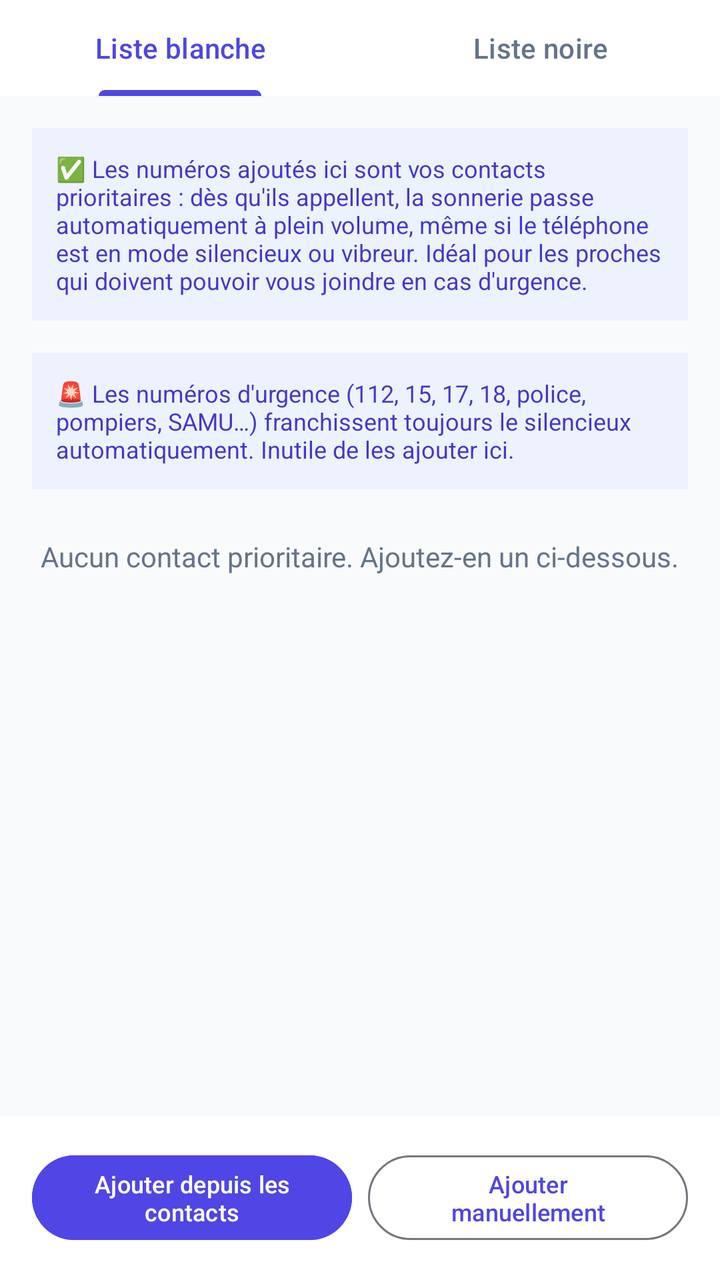
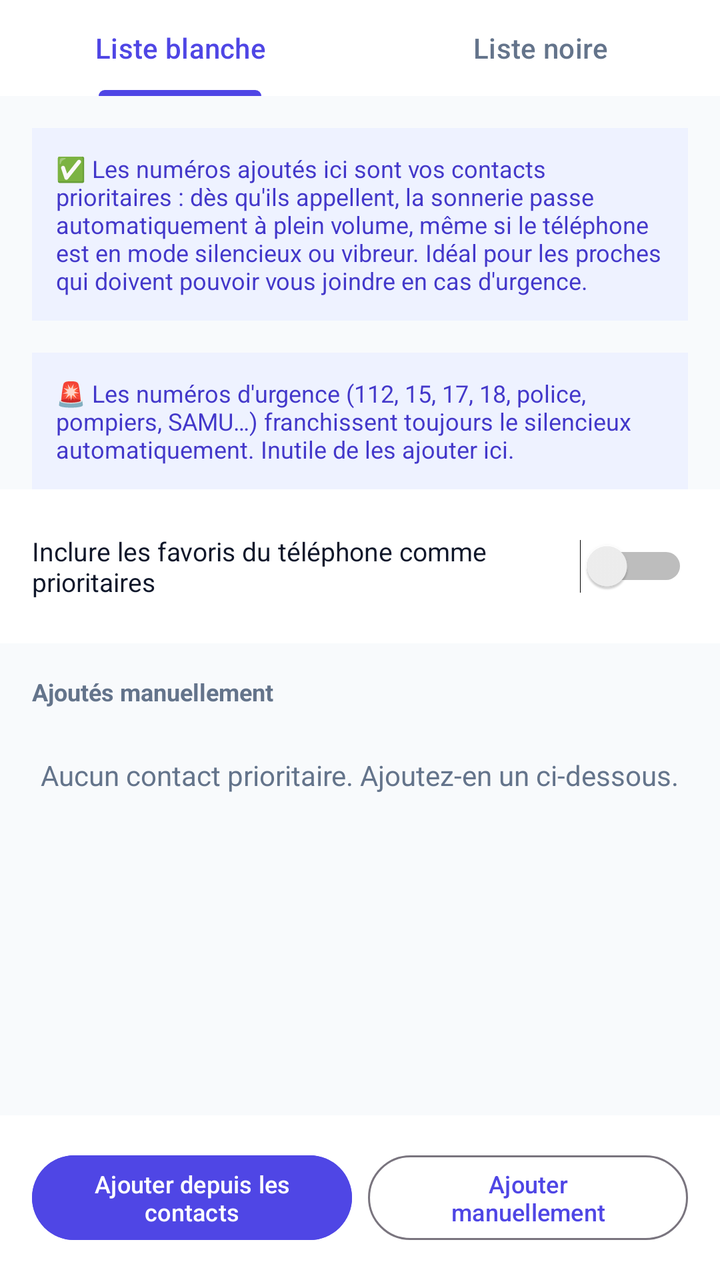

Compare the two renders of this Android layout. The source of the first and the diff that turns it into the second are given below.
<!-- AndroidManifest.xml: activity theme Theme.UrgentCallGuard -->
<!-- res/layout/activity_lists.xml -->
<?xml version="1.0" encoding="utf-8"?>
<LinearLayout xmlns:android="http://schemas.android.com/apk/res/android"
    xmlns:app="http://schemas.android.com/apk/res-auto"
    android:layout_width="match_parent"
    android:layout_height="match_parent"
    android:background="@color/slate_50"
    android:orientation="vertical">

    <com.google.android.material.tabs.TabLayout
        android:id="@+id/listsTabLayout"
        android:layout_width="match_parent"
        android:layout_height="wrap_content"
        android:background="@color/white"
        app:tabIndicatorColor="@color/indigo_600"
        app:tabSelectedTextColor="@color/indigo_600"
        app:tabTextColor="@color/slate_500">

        <com.google.android.material.tabs.TabItem
            android:id="@+id/tabWhitelist"
            android:layout_width="wrap_content"
            android:layout_height="wrap_content"
            android:text="@string/nav_whitelist_button" />

        <com.google.android.material.tabs.TabItem
            android:id="@+id/tabBlacklist"
            android:layout_width="wrap_content"
            android:layout_height="wrap_content"
            android:text="@string/nav_blacklist_button" />

    </com.google.android.material.tabs.TabLayout>

    <FrameLayout
        android:layout_width="match_parent"
        android:layout_height="0dp"
        android:layout_weight="1">

        
        <androidx.constraintlayout.widget.ConstraintLayout
            android:id="@+id/whitelistTabContent"
            android:layout_width="match_parent"
            android:layout_height="match_parent">

            <TextView
                android:id="@+id/whitelistNotice"
                android:layout_width="match_parent"
                android:layout_height="wrap_content"
                android:layout_marginStart="16dp"
                android:layout_marginTop="16dp"
                android:layout_marginEnd="16dp"
                android:background="@color/indigo_50"
                android:padding="12dp"
                android:text="@string/whitelist_notice"
                android:textColor="@color/indigo_700"
                android:textSize="12sp"
                app:layout_constraintEnd_toEndOf="parent"
                app:layout_constraintStart_toStartOf="parent"
                app:layout_constraintTop_toTopOf="parent" />

            <TextView
                android:id="@+id/emergencyNumbersNotice"
                android:layout_width="match_parent"
                android:layout_height="wrap_content"
                android:layout_margin="16dp"
                android:background="@color/indigo_50"
                android:padding="12dp"
                android:text="@string/emergency_numbers_notice"
                android:textColor="@color/indigo_700"
                android:textSize="12sp"
                app:layout_constraintEnd_toEndOf="parent"
                app:layout_constraintStart_toStartOf="parent"
                app:layout_constraintTop_toBottomOf="@id/whitelistNotice" />

            <TextView
                android:id="@+id/whitelistEmptyText"
                android:layout_width="wrap_content"
                android:layout_height="wrap_content"
                android:layout_margin="24dp"
                android:text="@string/whitelist_empty"
                android:textColor="@color/slate_500"
                android:textSize="14sp"
                app:layout_constraintEnd_toEndOf="parent"
                app:layout_constraintStart_toStartOf="parent"
                app:layout_constraintTop_toBottomOf="@id/emergencyNumbersNotice" />

            <androidx.recyclerview.widget.RecyclerView
                android:id="@+id/whitelistRecyclerView"
                android:layout_width="match_parent"
                android:layout_height="0dp"
                android:clipToPadding="false"
                android:padding="16dp"
                app:layout_constraintBottom_toTopOf="@id/whitelistActionsBar"
                app:layout_constraintEnd_toEndOf="parent"
                app:layout_constraintStart_toStartOf="parent"
                app:layout_constraintTop_toBottomOf="@id/emergencyNumbersNotice" />

            <LinearLayout
                android:id="@+id/whitelistActionsBar"
                android:layout_width="match_parent"
                android:layout_height="wrap_content"
                android:background="@color/white"
                android:orientation="horizontal"
                android:padding="16dp"
                app:layout_constraintBottom_toBottomOf="parent">

                <com.google.android.material.button.MaterialButton
                    android:id="@+id/addFromContactsButton"
                    style="@style/Widget.Material3.Button"
                    android:layout_width="0dp"
                    android:layout_height="wrap_content"
                    android:layout_marginEnd="8dp"
                    android:layout_weight="1"
                    android:backgroundTint="@color/indigo_600"
                    android:text="@string/whitelist_add_from_contacts_button"
                    android:textSize="12sp" />

                <com.google.android.material.button.MaterialButton
                    android:id="@+id/addContactButton"
                    style="@style/Widget.Material3.Button.OutlinedButton"
                    android:layout_width="0dp"
                    android:layout_height="wrap_content"
                    android:layout_weight="1"
                    android:text="@string/whitelist_add_manual_button"
                    android:textSize="12sp" />
            </LinearLayout>

        </androidx.constraintlayout.widget.ConstraintLayout>

        
        <androidx.constraintlayout.widget.ConstraintLayout
            android:id="@+id/blacklistTabContent"
            android:layout_width="match_parent"
            android:layout_height="match_parent"
            android:visibility="gone">

            <TextView
                android:id="@+id/blacklistNotice"
                android:layout_width="match_parent"
                android:layout_height="wrap_content"
                android:layout_margin="16dp"
                android:background="@color/indigo_50"
                android:padding="12dp"
                android:text="@string/blacklist_notice"
                android:textColor="@color/indigo_700"
                android:textSize="12sp"
                app:layout_constraintEnd_toEndOf="parent"
                app:layout_constraintStart_toStartOf="parent"
                app:layout_constraintTop_toTopOf="parent" />

            <LinearLayout
                android:id="@+id/optionsCard"
                android:layout_width="match_parent"
                android:layout_height="wrap_content"
                android:background="@color/white"
                android:orientation="vertical"
                android:padding="16dp"
                app:layout_constraintTop_toBottomOf="@id/blacklistNotice">

                <LinearLayout
                    android:layout_width="match_parent"
                    android:layout_height="wrap_content"
                    android:gravity="center_vertical"
                    android:orientation="horizontal"
                    android:paddingTop="6dp"
                    android:paddingBottom="6dp">

                    <TextView
                        android:layout_width="0dp"
                        android:layout_height="wrap_content"
                        android:layout_weight="1"
                        android:text="@string/blacklist_block_hidden_label"
                        android:textColor="@color/slate_900"
                        android:textSize="13sp" />

                    <Switch
                        android:id="@+id/blockHiddenSwitch"
                        android:layout_width="wrap_content"
                        android:layout_height="wrap_content" />
                </LinearLayout>

                <LinearLayout
                    android:layout_width="match_parent"
                    android:layout_height="wrap_content"
                    android:gravity="center_vertical"
                    android:orientation="horizontal"
                    android:paddingTop="6dp"
                    android:paddingBottom="6dp">

                    <TextView
                        android:layout_width="0dp"
                        android:layout_height="wrap_content"
                        android:layout_weight="1"
                        android:text="@string/blacklist_block_unknown_label"
                        android:textColor="@color/slate_900"
                        android:textSize="13sp" />

                    <Switch
                        android:id="@+id/blockUnknownSwitch"
                        android:layout_width="wrap_content"
                        android:layout_height="wrap_content" />
                </LinearLayout>

            </LinearLayout>

            <TextView
                android:id="@+id/blacklistSectionLabel"
                android:layout_width="wrap_content"
                android:layout_height="wrap_content"
                android:layout_margin="16dp"
                android:text="@string/blacklist_manual_section"
                android:textColor="@color/slate_500"
                android:textSize="12sp"
                android:textStyle="bold"
                app:layout_constraintStart_toStartOf="parent"
                app:layout_constraintTop_toBottomOf="@id/optionsCard" />

            <TextView
                android:id="@+id/blacklistEmptyText"
                android:layout_width="wrap_content"
                android:layout_height="wrap_content"
                android:layout_margin="24dp"
                android:text="@string/blacklist_empty"
                android:textColor="@color/slate_500"
                android:textSize="14sp"
                app:layout_constraintEnd_toEndOf="parent"
                app:layout_constraintStart_toStartOf="parent"
                app:layout_constraintTop_toBottomOf="@id/blacklistSectionLabel" />

            <androidx.recyclerview.widget.RecyclerView
                android:id="@+id/blacklistRecyclerView"
                android:layout_width="match_parent"
                android:layout_height="0dp"
                android:clipToPadding="false"
                android:paddingStart="16dp"
                android:paddingEnd="16dp"
                app:layout_constraintBottom_toTopOf="@id/blacklistActionsBar"
                app:layout_constraintEnd_toEndOf="parent"
                app:layout_constraintStart_toStartOf="parent"
                app:layout_constraintTop_toBottomOf="@id/blacklistSectionLabel" />

            <LinearLayout
                android:id="@+id/blacklistActionsBar"
                android:layout_width="match_parent"
                android:layout_height="wrap_content"
                android:background="@color/white"
                android:orientation="horizontal"
                android:padding="16dp"
                app:layout_constraintBottom_toBottomOf="parent">

                <com.google.android.material.button.MaterialButton
                    android:id="@+id/blacklistAddFromContactsButton"
                    style="@style/Widget.Material3.Button"
                    android:layout_width="0dp"
                    android:layout_height="wrap_content"
                    android:layout_marginEnd="8dp"
                    android:layout_weight="1"
                    android:backgroundTint="@color/slate_900"
                    android:text="@string/whitelist_add_from_contacts_button"
                    android:textSize="12sp" />

                <com.google.android.material.button.MaterialButton
                    android:id="@+id/blacklistAddButton"
                    style="@style/Widget.Material3.Button.OutlinedButton"
                    android:layout_width="0dp"
                    android:layout_height="wrap_content"
                    android:layout_weight="1"
                    android:text="@string/whitelist_add_manual_button"
                    android:textSize="12sp" />
            </LinearLayout>

        </androidx.constraintlayout.widget.ConstraintLayout>

    </FrameLayout>

</LinearLayout>
<!-- resources referenced by this layout -->
<resources>
  <color name="indigo_50">#EEF2FF</color>
  <color name="indigo_600">#4F46E5</color>
  <color name="indigo_700">#4338CA</color>
  <color name="slate_50">#F8FAFC</color>
  <color name="slate_500">#64748B</color>
  <color name="slate_900">#0F172A</color>
  <color name="white">#FFFFFF</color>
  <string name="blacklist_block_hidden_label">Ignorer les numéros masqués / privés</string>
  <string name="blacklist_block_unknown_label">Ignorer les numéros inconnus (hors répertoire)</string>
  <string name="blacklist_empty">Aucun numéro ignoré manuellement.</string>
  <string name="blacklist_manual_section">Numéros ignorés manuellement</string>
  <string name="blacklist_notice">🚫 Les numéros ajoutés ici sont totalement ignorés : pas de sonnerie forcée, pas de SMS automatique en cas d\'appel manqué. Pratique pour le démarchage ou les numéros indésirables que vous ne voulez jamais traiter comme urgents.</string>
  <string name="emergency_numbers_notice">🚨 Les numéros d\'urgence (112, 15, 17, 18, police, pompiers, SAMU…) franchissent toujours le silencieux automatiquement. Inutile de les ajouter ici.</string>
  <string name="nav_blacklist_button">Liste noire</string>
  <string name="nav_whitelist_button">Liste blanche</string>
  <string name="whitelist_add_from_contacts_button">Ajouter depuis les contacts</string>
  <string name="whitelist_add_manual_button">Ajouter manuellement</string>
  <string name="whitelist_empty">Aucun contact prioritaire. Ajoutez-en un ci-dessous.</string>
  <string name="whitelist_notice">✅ Les numéros ajoutés ici sont vos contacts prioritaires : dès qu\'ils appellent, la sonnerie passe automatiquement à plein volume, même si le téléphone est en mode silencieux ou vibreur. Idéal pour les proches qui doivent pouvoir vous joindre en cas d\'urgence.</string>
  <style name="Theme.UrgentCallGuard" parent="Theme.Material3.DayNight.NoActionBar">
          <item name="colorPrimary">@color/indigo_600</item>
          <item name="colorPrimaryVariant">@color/indigo_700</item>
          <item name="colorOnPrimary">@color/white</item>
          <item name="colorSecondary">@color/indigo_600</item>
          <item name="colorSurface">@color/white</item>
          <item name="android:windowBackground">@color/slate_50</item>
          <item name="android:statusBarColor">@color/indigo_600</item>
      </style>
</resources>

<!-- the commit's change to res/layout/activity_lists.xml (unified diff, before → after) -->
@@ -70,6 +70,51 @@
                 app:layout_constraintStart_toStartOf="parent"
                 app:layout_constraintTop_toBottomOf="@id/whitelistNotice" />
 
+            <LinearLayout
+                android:id="@+id/whitelistOptionsCard"
+                android:layout_width="match_parent"
+                android:layout_height="wrap_content"
+                android:background="@color/white"
+                android:orientation="vertical"
+                android:padding="16dp"
+                app:layout_constraintTop_toBottomOf="@id/emergencyNumbersNotice">
+
+                <LinearLayout
+                    android:layout_width="match_parent"
+                    android:layout_height="wrap_content"
+                    android:gravity="center_vertical"
+                    android:orientation="horizontal"
+                    android:paddingTop="6dp"
+                    android:paddingBottom="6dp">
+
+                    <TextView
+                        android:layout_width="0dp"
+                        android:layout_height="wrap_content"
+                        android:layout_weight="1"
+                        android:text="@string/settings_system_favorites_label"
+                        android:textColor="@color/slate_900"
+                        android:textSize="13sp" />
+
+                    <Switch
+                        android:id="@+id/systemFavoritesSwitch"
+                        android:layout_width="wrap_content"
+                        android:layout_height="wrap_content" />
+                </LinearLayout>
+
+            </LinearLayout>
+
+            <TextView
+                android:id="@+id/whitelistSectionLabel"
+                android:layout_width="wrap_content"
+                android:layout_height="wrap_content"
+                android:layout_margin="16dp"
+                android:text="@string/whitelist_manual_section"
+                android:textColor="@color/slate_500"
+                android:textSize="12sp"
+                android:textStyle="bold"
+                app:layout_constraintStart_toStartOf="parent"
+                app:layout_constraintTop_toBottomOf="@id/whitelistOptionsCard" />
+
             <TextView
                 android:id="@+id/whitelistEmptyText"
                 android:layout_width="wrap_content"
@@ -80,7 +125,7 @@
                 android:textSize="14sp"
                 app:layout_constraintEnd_toEndOf="parent"
                 app:layout_constraintStart_toStartOf="parent"
-                app:layout_constraintTop_toBottomOf="@id/emergencyNumbersNotice" />
+                app:layout_constraintTop_toBottomOf="@id/whitelistSectionLabel" />
 
             <androidx.recyclerview.widget.RecyclerView
                 android:id="@+id/whitelistRecyclerView"
@@ -91,7 +136,7 @@
                 app:layout_constraintBottom_toTopOf="@id/whitelistActionsBar"
                 app:layout_constraintEnd_toEndOf="parent"
                 app:layout_constraintStart_toStartOf="parent"
-                app:layout_constraintTop_toBottomOf="@id/emergencyNumbersNotice" />
+                app:layout_constraintTop_toBottomOf="@id/whitelistSectionLabel" />
 
             <LinearLayout
                 android:id="@+id/whitelistActionsBar"
<!-- resource entries referenced after the edit -->
@@ -15,9 +15,11 @@
   <string name="emergency_numbers_notice">🚨 Les numéros d\'urgence (112, 15, 17, 18, police, pompiers, SAMU…) franchissent toujours le silencieux automatiquement. Inutile de les ajouter ici.</string>
   <string name="nav_blacklist_button">Liste noire</string>
   <string name="nav_whitelist_button">Liste blanche</string>
+  <string name="settings_system_favorites_label">Inclure les favoris du téléphone comme prioritaires</string>
   <string name="whitelist_add_from_contacts_button">Ajouter depuis les contacts</string>
   <string name="whitelist_add_manual_button">Ajouter manuellement</string>
   <string name="whitelist_empty">Aucun contact prioritaire. Ajoutez-en un ci-dessous.</string>
+  <string name="whitelist_manual_section">Ajoutés manuellement</string>
   <string name="whitelist_notice">✅ Les numéros ajoutés ici sont vos contacts prioritaires : dès qu\'ils appellent, la sonnerie passe automatiquement à plein volume, même si le téléphone est en mode silencieux ou vibreur. Idéal pour les proches qui doivent pouvoir vous joindre en cas d\'urgence.</string>
   <style name="Theme.UrgentCallGuard" parent="Theme.Material3.DayNight.NoActionBar">
           <item name="colorPrimary">@color/indigo_600</item>
